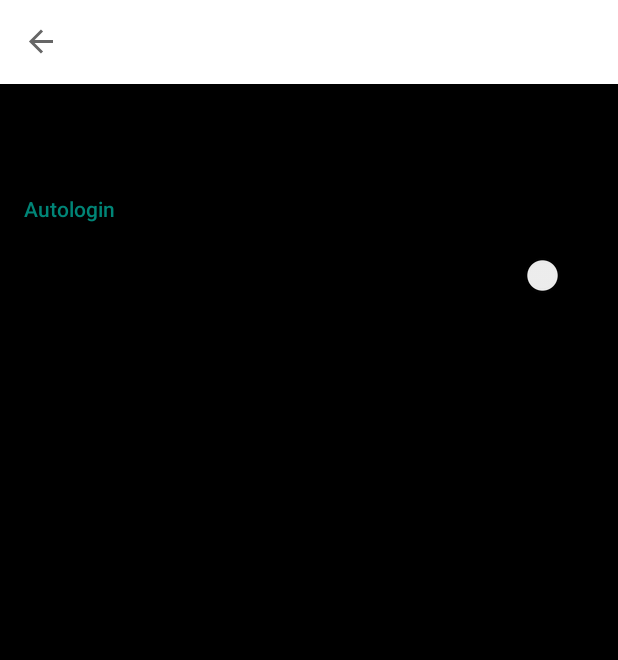
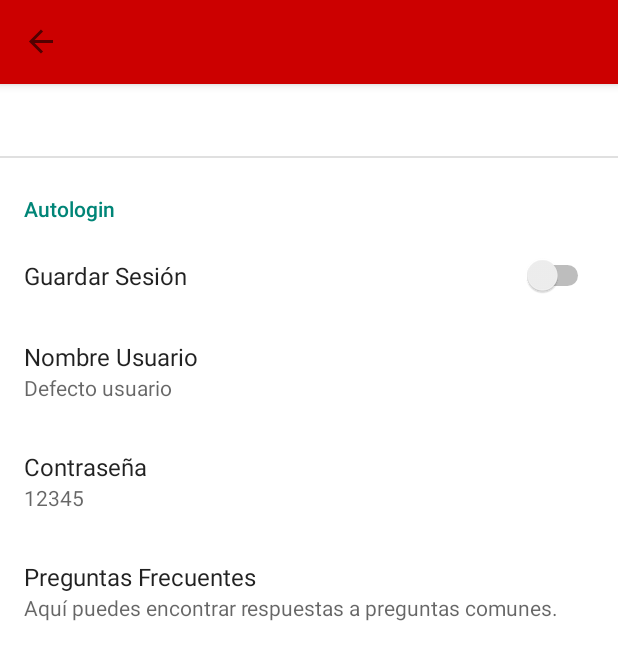
Before and after one commit to UniExtremadura/gps-project-ga-03, an Android app built with Jetpack Compose: the SettingsFragment screen opened through its navigation route, on a phone screen of 412 x 824 dp. Shown: the top 660 px of the screen. Run offline under Robolectric (Android 15) with nearby library versions, the phone set to English and light mode, and no system bars; our stand-ins replace Room's generated code, androidx.preference, navigation-ui.

Commit message:
Merge con la HU17 con develop.

```diff
--- a/app/src/main/java/uex/aseegps/ga03/tuonce/view/Home/HomeActivity.kt
+++ b/app/src/main/java/uex/aseegps/ga03/tuonce/view/Home/HomeActivity.kt
@@ -11,6 +11,7 @@ import android.widget.ImageButton
 import android.widget.TextView
 import android.graphics.Color
 import android.util.AttributeSet
+import androidx.core.content.ContextCompat
 import androidx.navigation.fragment.NavHostFragment
 import androidx.navigation.ui.AppBarConfiguration
 import androidx.navigation.ui.navigateUp
@@ -62,7 +63,7 @@ class HomeActivity : AppCompatActivity() {
             )
         )
         setSupportActionBar(binding.toolbar)
-        setupActionBarWithNavController(navController, appBarConfiguration)
+
 
         val botonBack = findViewById<ImageButton>(R.id.toolbar_icon_back)
         botonBack.setOnClickListener {
@@ -79,26 +80,31 @@ class HomeActivity : AppCompatActivity() {
             val title = findViewById<TextView>(R.id.toolbar_title)
             title.text = destination.label
             title.setTextColor(Color.parseColor("#D70000"))
-
             if(destination.id == R.id.settingsFragment) {
+                val nPrincipal = findViewById<View>(R.id.nPrincipal)  // Reemplaza con el tipo de vista correcto y el ID real
+                nPrincipal.setBackgroundColor(ContextCompat.getColor(this, R.color.white))  // Usa el color que prefieras
                 binding.bottomNavigation.visibility = View.GONE
                 binding.toolbarIconPreferencias.visibility = View.GONE
                 binding.toolbarIconBack.visibility = View.GONE
-                binding.toolbar.setBackgroundColor(blanco)
+                binding.toolbar.setBackgroundColor(Color.parseColor("#CC0000"))
                 title.text = ""
             } else if(destination.id == R.id.preguntasFrecuentesFragment) {
                 binding.bottomNavigation.visibility = View.GONE
                 binding.toolbarIconPreferencias.visibility = View.GONE
                 binding.toolbarIconBack.visibility = View.GONE
-                binding.toolbar.setBackgroundColor(blanco)
+                binding.toolbar.setBackgroundColor(Color.parseColor("#CC0000"))
                 title.text = ""
             } else {
+                val nPrincipal = findViewById<View>(R.id.nPrincipal)  // Reemplaza con el tipo de vista correcto y el ID real
+                nPrincipal.setBackgroundColor(ContextCompat.getColor(this, R.color.black))  // Usa el color que prefieras
+
                 binding.bottomNavigation.visibility = View.VISIBLE
                 binding.toolbarIconPreferencias.visibility = View.VISIBLE
                 binding.toolbarIconBack.visibility = View.VISIBLE
                 binding.toolbar.setBackgroundColor(negro)
             }
         }
+        setupActionBarWithNavController(navController, appBarConfiguration)
 
     }
 
--- a/app/src/main/res/layout/activity_home.xml
+++ b/app/src/main/res/layout/activity_home.xml
@@ -4,7 +4,6 @@
     xmlns:tools="http://schemas.android.com/tools"
     android:id="@+id/nPrincipal"
     android:background="@color/black"
-    android:backgroundTint="@color/black"
     android:layout_width="match_parent"
     android:layout_height="match_parent"
     tools:context=".view.Home.HomeActivity">
--- a/app/src/main/res/navigation/barra_navegacion.xml
+++ b/app/src/main/res/navigation/barra_navegacion.xml
@@ -44,7 +44,11 @@
         android:id="@+id/mercadoFragment"
         android:name="uex.aseegps.ga03.tuonce.view.Home.Mercado.MercadoFragment"
         android:label="Mercado"
-        tools:layout="@layout/fragment_mercado" />
+        tools:layout="@layout/fragment_mercado">
+    <action
+        android:id="@+id/action_mercadoFragment_to_equipoFragment"
+        app:destination="@id/equipoFragment" />
+    </fragment>
     <fragment
         android:id="@+id/settingsFragment"
         android:name="uex.aseegps.ga03.tuonce.view.Home.SettingsFragment"
@@ -58,9 +62,7 @@
         android:name="uex.aseegps.ga03.tuonce.view.Home.PreguntasFrecuentesFragment"
         android:label="Preguntas Frecuentes"
         tools:layout="@layout/fragment_preguntas_frecuentes">
-        <action
-        android:id="@+id/action_mercadoFragment_to_equipoFragment"
-        app:destination="@id/equipoFragment" />
+
         </fragment>
     <fragment
         android:id="@+id/plantillaFragment"
--- a/app/src/main/res/values/themes.xml
+++ b/app/src/main/res/values/themes.xml
@@ -16,7 +16,7 @@
 
     <!-- Tema de la pantalla de preferencias -->
     <style name="PreferenceTheme" parent="PreferenceThemeOverlay">
-        <item name="android:background">@color/black</item>
+        <item name="android:background">@color/white</item>
         <item name="android:textColor">@color/red</item>
     </style>
 
--- a/app/src/main/res/xml/preferences.xml
+++ b/app/src/main/res/xml/preferences.xml
@@ -22,12 +22,12 @@
         <SwitchPreference
             android:layout_width="wrap_content"
             android:layout_height="wrap_content"
-            android:background="@color/black"
+            android:background="@color/white"
             android:defaultValue="false"
             android:textColor="#D70000"
             android:thumbTint="#D70000"
             android:title="Guardar Sesión"
-            android:trackTint="@color/black"
+            android:trackTint="@color/white"
             app:iconSpaceReserved="false"
             app:key="guardarsesion" />
         <EditTextPreference
```
